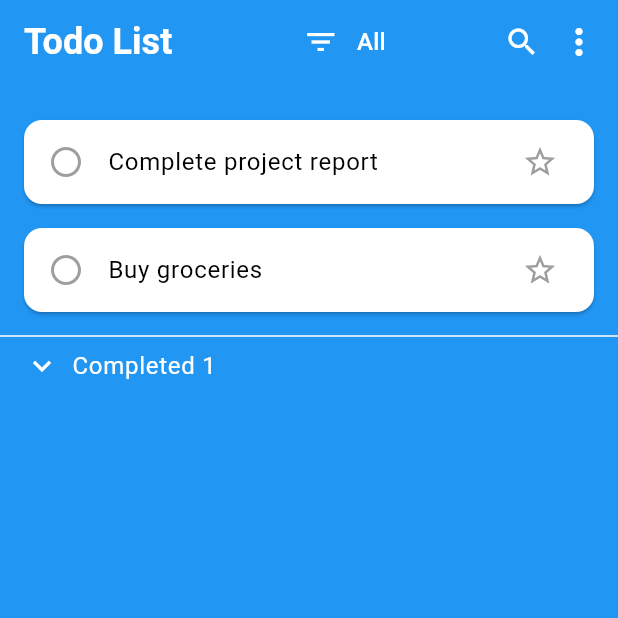
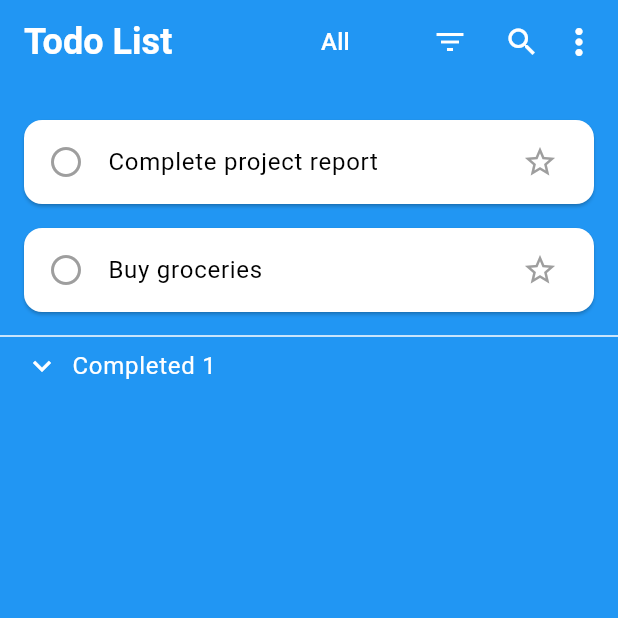
Before and after one commit to phtmyle/todo_list, a Flutter app: the screen it shows after launch, on a phone screen of 412 x 824 dp, the top half of it. Run offline on Flutter 3.47's test engine with Material 3 defaults, Android fonts, the phone set to English and light mode, and no system bars; our stand-ins replace flutter_local_notifications, timezone.

Commit message:
fix divider between pending task and completed task

```diff
--- a/lib/views/todolist_view.dart
+++ b/lib/views/todolist_view.dart
@@ -138,19 +138,15 @@ class TodoListViewState extends State<TodoListView> {
           backgroundColor: Colors.transparent,
           elevation: 0,
           actions: [
-            Row(
-              children: [
-                IconButton(
-                  icon: const Icon(Icons.filter_list),
-                  onPressed: () {},
-                ),
             DropdownButtonHideUnderline(
               child: DropdownButton<String>(
                 value: selectedCategory,
                 isDense: true,
-                    icon: const SizedBox.shrink(),
-                    items: <String>['All', 'Today', 'Upcoming']
-                        .map((String value) {
+                icon: const ColorFiltered(
+                  colorFilter: ColorFilter.mode(Colors.white, BlendMode.srcIn),
+                  child: Icon(Icons.filter_list),
+                ),
+                items: <String>['All', 'Today', 'Upcoming'].map((String value) {
                   return DropdownMenuItem<String>(
                     value: value,
                     child: Text(
@@ -174,8 +170,6 @@ class TodoListViewState extends State<TodoListView> {
                   }).toList();
                 },
               ),
-                )
-              ],
             ),
             const SizedBox(width: 12),
             IconButton(
@@ -203,9 +197,10 @@ class TodoListViewState extends State<TodoListView> {
                             .toList(),
                       ),
                     ),
-                    const Divider(thickness: 1),
-                    if (completedTodos.isNotEmpty)
+                    if (completedTodos.isNotEmpty) ...[
+                      if (pendingTodos.isNotEmpty) const Divider(thickness: 1),
                       _buildCompletedTasksSection(completedTodos),
+                    ]
                   ],
                 ),
               )
```
Lines whose indentation alone changed are shown as unchanged.
